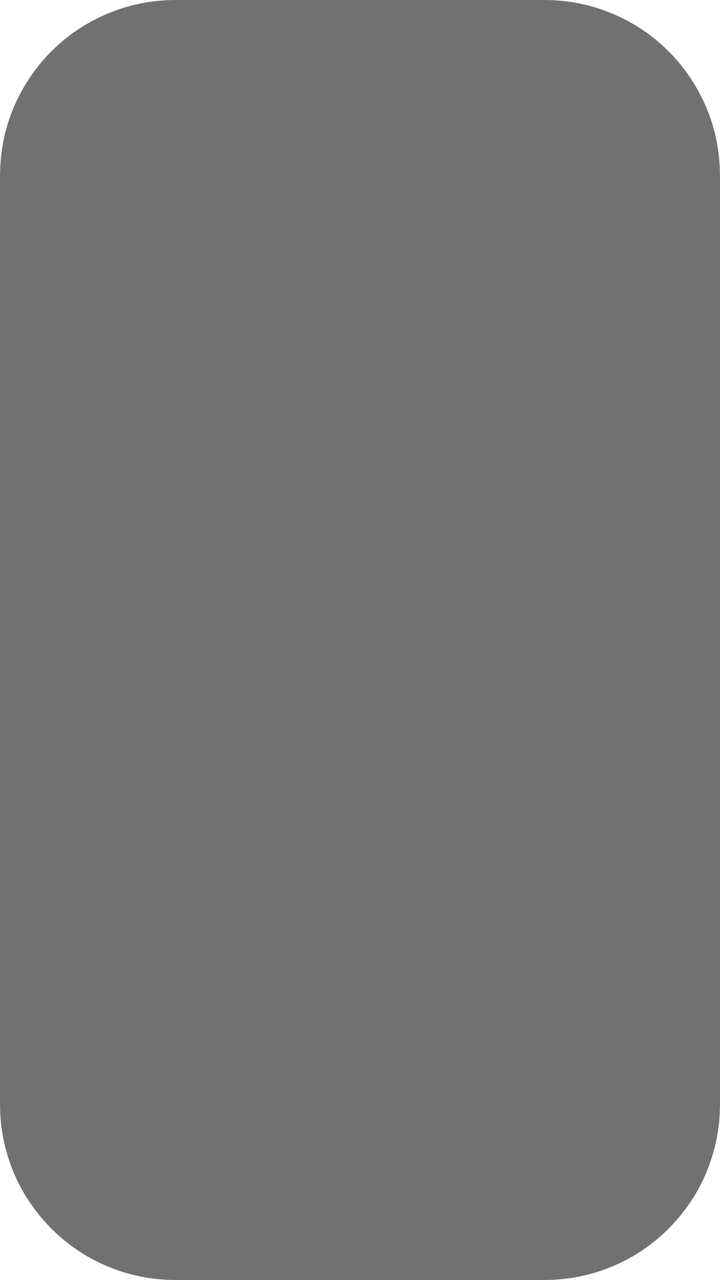
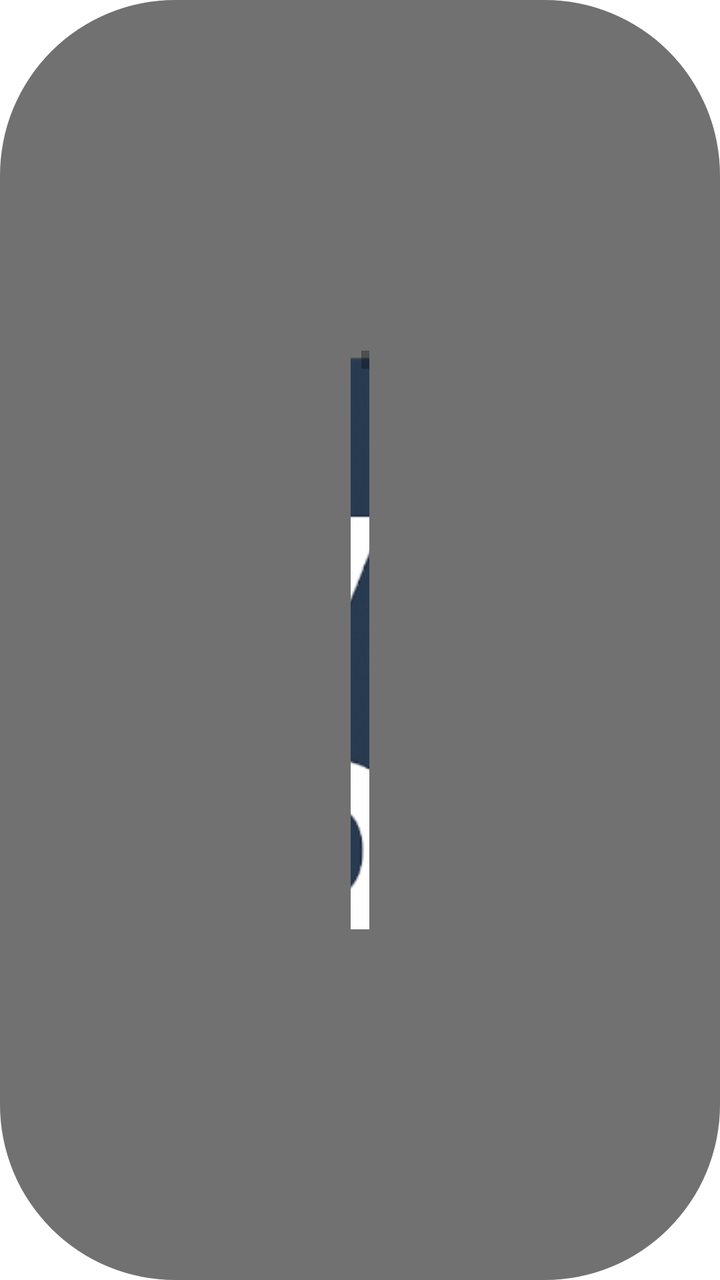

Before-and-after screenshots of an Android layout around one commit, followed by the original layout XML and the change that was made.
<!-- AndroidManifest.xml: application theme AppTheme.NoActionBar -->
<!-- res/layout/dialog_about.xml -->
<?xml version="1.0" encoding="utf-8"?>
<LinearLayout xmlns:android="http://schemas.android.com/apk/res/android"
    android:layout_width="wrap_content"
    android:layout_height="wrap_content"
    android:layout_gravity="center"
    android:background="@drawable/shape_dialog_bg_main"
    android:orientation="vertical"
    android:padding="@dimen/vs_30">

    <TextView
        android:id="@+id/versionTextView"
        android:layout_width="wrap_content"
        android:layout_height="wrap_content"
        android:layout_gravity="start"
        android:gravity="start"
        android:textColor="@color/color_FFFFFF"
        android:textSize="@dimen/ts_24"
        android:layout_marginBottom="@dimen/vs_20" />

    <TextView
        android:layout_width="@dimen/vs_600"
        android:layout_height="wrap_content"
        android:lineSpacingExtra="@dimen/ts_50"
        android:lineSpacingMultiplier="0"
        android:shadowColor="@color/color_000000_60"
        android:shadowDx="0"
        android:shadowDy="0"
        android:shadowRadius="3"
        android:text="本软件只提供聚合展示功能，所有资源来自网上, 软件不参与任何制作, 上传, 储存, 下载等内容. 软件仅供学习参考, 请于安装后24小时内删除。\n\n打包分发请保留出处\nhttps://github.com/CatVodTVOfficial/TVBoxOSC"
        android:textColor="@color/color_FFFFFF"
        android:textSize="@dimen/ts_24" />

</LinearLayout>
<!-- resources referenced by this layout -->
<resources>
  <color name="color_000000_60">#99000000</color>
  <color name="color_FFFFFF">#FFFFFF</color>
  <dimen name="ts_24">24mm</dimen>
  <dimen name="ts_50">50mm</dimen>
  <dimen name="vs_20">20mm</dimen>
  <dimen name="vs_30">30mm</dimen>
  <dimen name="vs_600">600mm</dimen>
  <!-- drawable shape_dialog_bg_main (drawable) -->
  <?xml version="1.0" encoding="utf-8"?>
  <shape xmlns:android="http://schemas.android.com/apk/res/android">
      <corners android:radius="@dimen/vs_15" />
      <solid android:color="@color/color_6A6A6A_95" />
  </shape>
  <style name="AppTheme.NoActionBar">
          <item name="android:windowActionBar">false</item>
          <item name="android:windowNoTitle">true</item>
          <item name="windowActionBar">false</item>
          <item name="android:windowFullscreen">true</item>//全屏即无通知栏
          <item name="android:windowContentOverlay">@null</item>//是否有遮盖
          <item name="windowNoTitle">true</item>
          
          
          <item name="android:windowBackground">@android:color/transparent</item>
      </style>
  <dimen name="vs_15">15mm</dimen>
  <color name="color_6A6A6A_95">#F26A6A6A</color>
</resources>

<!-- the commit's change to res/layout/dialog_about.xml (unified diff, before → after) -->
@@ -1,33 +1,181 @@
 <?xml version="1.0" encoding="utf-8"?>
-<LinearLayout xmlns:android="http://schemas.android.com/apk/res/android"
+<ScrollView xmlns:android="http://schemas.android.com/apk/res/android"
     android:layout_width="wrap_content"
     android:layout_height="wrap_content"
     android:layout_gravity="center"
     android:background="@drawable/shape_dialog_bg_main"
-    android:orientation="vertical"
     android:padding="@dimen/vs_30">
 
-    <TextView
-        android:id="@+id/versionTextView"
+    <LinearLayout
         android:layout_width="wrap_content"
         android:layout_height="wrap_content"
-        android:layout_gravity="start"
-        android:gravity="start"
-        android:textColor="@color/color_FFFFFF"
-        android:textSize="@dimen/ts_24"
-        android:layout_marginBottom="@dimen/vs_20" />
+        android:orientation="vertical">
 
-    <TextView
-        android:layout_width="@dimen/vs_600"
-        android:layout_height="wrap_content"
-        android:lineSpacingExtra="@dimen/ts_50"
-        android:lineSpacingMultiplier="0"
-        android:shadowColor="@color/color_000000_60"
-        android:shadowDx="0"
-        android:shadowDy="0"
-        android:shadowRadius="3"
-        android:text="本软件只提供聚合展示功能，所有资源来自网上, 软件不参与任何制作, 上传, 储存, 下载等内容. 软件仅供学习参考, 请于安装后24小时内删除。\n\n打包分发请保留出处\nhttps://github.com/CatVodTVOfficial/TVBoxOSC"
-        android:textColor="@color/color_FFFFFF"
-        android:textSize="@dimen/ts_24" />
+        
+        <ImageView
+            android:id="@+id/appIcon"
+            android:layout_width="@dimen/vs_80"
+            android:layout_height="@dimen/vs_80"
+            android:layout_gravity="center"
+            android:layout_marginBottom="@dimen/vs_20"
+            android:src="@drawable/app_icon" />
 
-</LinearLayout>
+        
+        <TextView
+            android:id="@+id/fullVersionTextView"
+            android:layout_width="wrap_content"
+            android:layout_height="wrap_content"
+            android:layout_gravity="center"
+            android:layout_marginBottom="@dimen/vs_20"
+            android:textColor="@color/color_FFFFFF"
+            android:textSize="@dimen/ts_20" />
+
+        
+        <TextView
+            android:id="@+id/versionPart1TextView"
+            android:layout_width="wrap_content"
+            android:layout_height="wrap_content"
+            android:layout_marginBottom="@dimen/vs_5"
+            android:gravity="start"
+            android:textColor="@color/color_FFFFFF"
+            android:textSize="@dimen/ts_18" />
+
+        
+        <TextView
+            android:id="@+id/takagenVersionTextView"
+            android:layout_width="wrap_content"
+            android:layout_height="wrap_content"
+            android:layout_marginBottom="@dimen/vs_5"
+            android:gravity="start"
+            android:textColor="@color/color_FFFFFF"
+            android:textSize="@dimen/ts_18" />
+
+        
+        <TextView
+            android:id="@+id/forkVersionTextView"
+            android:layout_width="wrap_content"
+            android:layout_height="wrap_content"
+            android:layout_marginBottom="@dimen/vs_20"
+            android:gravity="start"
+            android:textColor="@color/color_FFFFFF"
+            android:textSize="@dimen/ts_18" />
+
+        
+        <View
+            android:layout_width="match_parent"
+            android:layout_height="1dp"
+            android:layout_marginBottom="@dimen/vs_20"
+            android:background="@color/color_FFFFFF_30" />
+
+        
+        <TextView
+            android:id="@+id/decoderTextView"
+            android:layout_width="wrap_content"
+            android:layout_height="wrap_content"
+            android:layout_marginBottom="@dimen/vs_20"
+            android:gravity="start"
+            android:text="本机解码器"
+            android:textColor="@color/color_00BFFF"
+            android:textSize="@dimen/ts_18"
+            android:clickable="true"
+            android:focusable="true" />
+
+        
+        <View
+            android:layout_width="match_parent"
+            android:layout_height="1dp"
+            android:layout_marginBottom="@dimen/vs_20"
+            android:background="@color/color_FFFFFF_30" />
+
+        
+        <TextView
+            android:id="@+id/disclaimerTextView"
+            android:layout_width="wrap_content"
+            android:layout_height="wrap_content"
+            android:layout_marginBottom="@dimen/vs_20"
+            android:gravity="start"
+            android:text="免责声明"
+            android:textColor="@color/color_00BFFF"
+            android:textSize="@dimen/ts_18"
+            android:clickable="true"
+            android:focusable="true" />
+
+        
+        <View
+            android:layout_width="match_parent"
+            android:layout_height="1dp"
+            android:layout_marginBottom="@dimen/vs_20"
+            android:background="@color/color_FFFFFF_30" />
+
+        
+        <TextView
+            android:id="@+id/checkUpdateTextView"
+            android:layout_width="wrap_content"
+            android:layout_height="wrap_content"
+            android:layout_marginBottom="@dimen/vs_20"
+            android:gravity="start"
+            android:text="检查更新"
+            android:textColor="@color/color_00BFFF"
+            android:textSize="@dimen/ts_18"
+            android:clickable="true"
+            android:focusable="true" />
+
+        
+        <View
+            android:layout_width="match_parent"
+            android:layout_height="1dp"
+            android:layout_marginBottom="@dimen/vs_20"
+            android:background="@color/color_FFFFFF_30" />
+
+        
+        <TextView
+            android:id="@+id/repoTitle"
+            android:layout_width="wrap_content"
+            android:layout_height="wrap_content"
+            android:layout_marginBottom="@dimen/vs_10"
+            android:text="代码仓库"
+            android:textColor="@color/color_FFFFFF"
+            android:textSize="@dimen/ts_20"
+            android:textStyle="bold" />
+
+        
+        <TextView
+            android:id="@+id/originalRepoTextView"
+            android:layout_width="wrap_content"
+            android:layout_height="wrap_content"
+            android:layout_marginBottom="@dimen/vs_8"
+            android:gravity="start"
+            android:text="原仓库：https://github.com/CatVodTVOfficial/TVBoxOSC"
+            android:textColor="@color/color_00BFFF"
+            android:textSize="@dimen/ts_16"
+            android:clickable="true"
+            android:focusable="true" />
+
+        
+        <TextView
+            android:id="@+id/takagenRepoTextView"
+            android:layout_width="wrap_content"
+            android:layout_height="wrap_content"
+            android:layout_marginBottom="@dimen/vs_8"
+            android:gravity="start"
+            android:text="Takagen99仓库：https://github.com/takagen99/Box"
+            android:textColor="@color/color_00BFFF"
+            android:textSize="@dimen/ts_16"
+            android:clickable="true"
+            android:focusable="true" />
+
+        
+        <TextView
+            android:id="@+id/forkRepoTextView"
+            android:layout_width="wrap_content"
+            android:layout_height="wrap_content"
+            android:layout_marginBottom="@dimen/vs_8"
+            android:gravity="start"
+            android:text="二开仓库：https://github.com/wangweiwei104/TVBox-ww"
+            android:textColor="@color/color_00BFFF"
+            android:textSize="@dimen/ts_16"
+            android:clickable="true"
+            android:focusable="true" />
+
+    </LinearLayout>
+</ScrollView>
<!-- resource entries referenced after the edit -->
@@ -1,12 +1,18 @@
 <!-- resources referenced by this layout -->
 <resources>
-  <color name="color_000000_60">#99000000</color>
+  <color name="color_00BFFF">#FF00BFFF</color>
   <color name="color_FFFFFF">#FFFFFF</color>
-  <dimen name="ts_24">24mm</dimen>
-  <dimen name="ts_50">50mm</dimen>
+  <color name="color_FFFFFF_30">#4DFFFFFF</color>
+  <dimen name="ts_16">16mm</dimen>
+  <dimen name="ts_18">18mm</dimen>
+  <dimen name="ts_20">20mm</dimen>
+  <dimen name="vs_10">10mm</dimen>
   <dimen name="vs_20">20mm</dimen>
   <dimen name="vs_30">30mm</dimen>
-  <dimen name="vs_600">600mm</dimen>
+  <dimen name="vs_5">5mm</dimen>
+  <dimen name="vs_8">8mm</dimen>
+  <dimen name="vs_80">80mm</dimen>
+  <!-- drawable app_icon: png bitmap (drawable, 318963 bytes) -->
   <!-- drawable shape_dialog_bg_main (drawable) -->
   <?xml version="1.0" encoding="utf-8"?>
   <shape xmlns:android="http://schemas.android.com/apk/res/android">
